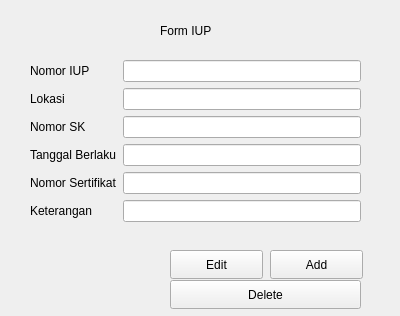
This is formiup.ui in Yadija/tugas_visual_2 as Qt 5 draws it before an edit. The edited form follows.
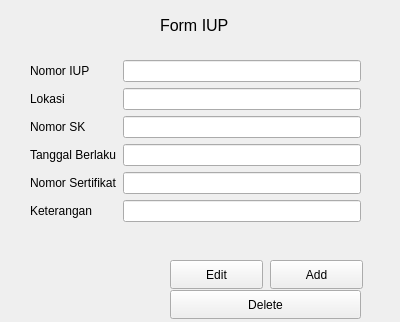
This is the edited form.

```diff
--- a/formiup.ui
+++ b/formiup.ui
@@ -7,7 +7,7 @@
     <x>0</x>
     <y>0</y>
     <width>400</width>
-    <height>316</height>
+    <height>322</height>
    </rect>
   </property>
   <property name="windowTitle">
@@ -19,7 +19,7 @@
      <x>30</x>
      <y>60</y>
      <width>331</width>
-     <height>191</height>
+     <height>201</height>
     </rect>
    </property>
    <layout class="QFormLayout" name="formLayout_2">
@@ -89,7 +89,7 @@
    <property name="geometry">
     <rect>
      <x>270</x>
-     <y>250</y>
+     <y>260</y>
      <width>93</width>
      <height>29</height>
     </rect>
@@ -102,7 +102,7 @@
    <property name="geometry">
     <rect>
      <x>170</x>
-     <y>280</y>
+     <y>290</y>
      <width>191</width>
      <height>29</height>
     </rect>
@@ -115,7 +115,7 @@
    <property name="geometry">
     <rect>
      <x>170</x>
-     <y>250</y>
+     <y>260</y>
      <width>93</width>
      <height>29</height>
     </rect>
@@ -128,11 +128,16 @@
    <property name="geometry">
     <rect>
      <x>160</x>
-     <y>20</y>
-     <width>61</width>
-     <height>21</height>
+     <y>10</y>
+     <width>81</width>
+     <height>31</height>
     </rect>
    </property>
+   <property name="font">
+    <font>
+     <pointsize>12</pointsize>
+    </font>
+   </property>
    <property name="text">
     <string>Form IUP</string>
    </property>
```
